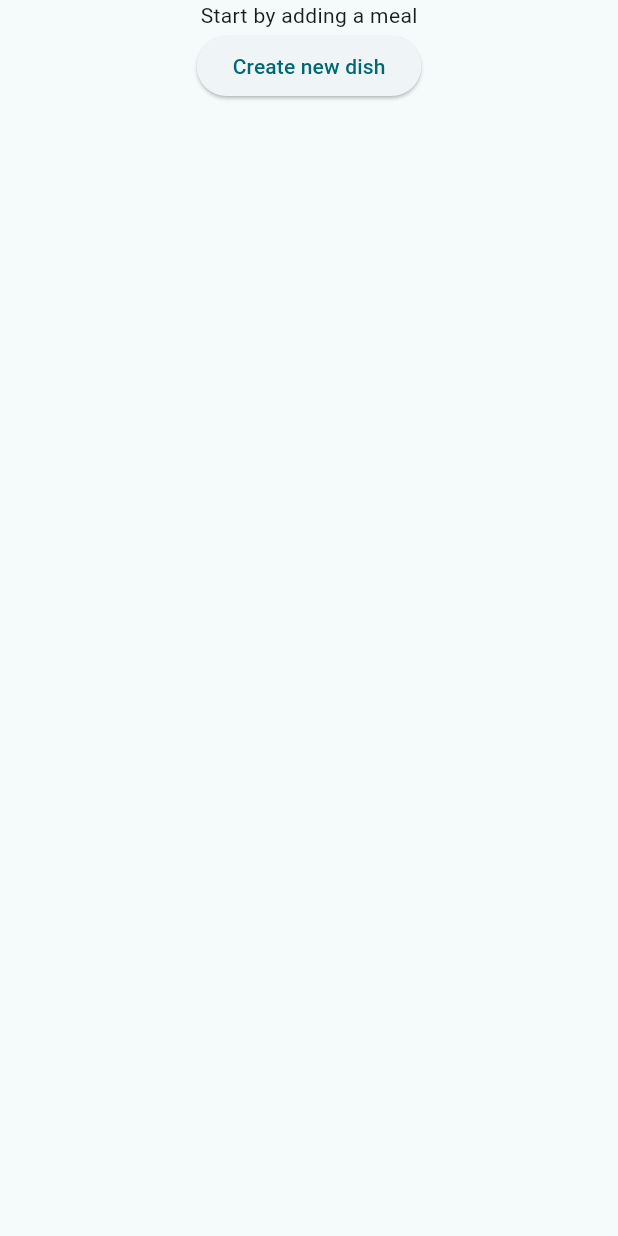
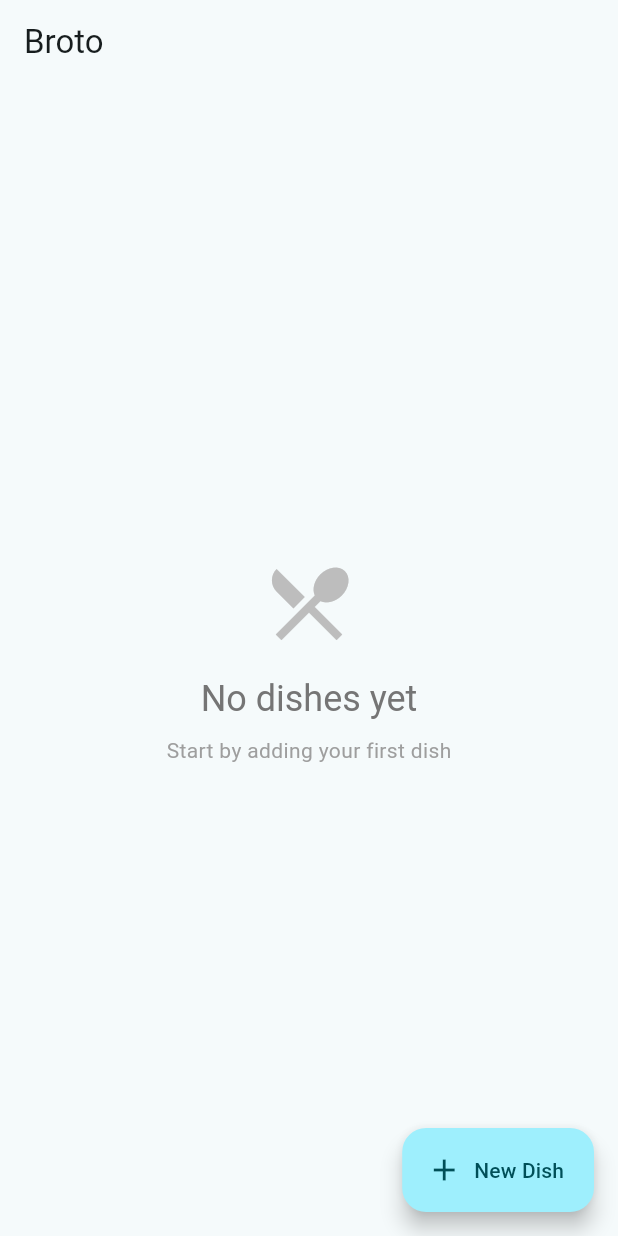
Before and after one commit to guilhermegalabarof/broto, a Flutter app: the screen it shows after launch, on a phone screen of 412 x 824 dp. Run offline on Flutter 3.47's test engine with Material 3 defaults, Android fonts, the phone set to English and light mode, and no system bars; our stand-ins replace flutter_riverpod, go_router.

Commit message:
Implement dish editing functionality and create DishList component

```diff
--- a/lib/pages/home.dart
+++ b/lib/pages/home.dart
@@ -1,62 +1,52 @@
-import 'package:broto/providers/dish_provider.dart';
 import 'package:flutter/material.dart';
 import 'package:flutter_riverpod/flutter_riverpod.dart';
 import 'package:go_router/go_router.dart';
+import '../providers/dish_provider.dart';
+import 'dish/list.dart';
 
-class HomePage extends ConsumerStatefulWidget {
+class HomePage extends ConsumerWidget {
   final String title;
   const HomePage({super.key, required this.title});
 
   @override
-  ConsumerState<HomePage> createState() => _HomePageState();
-}
-
-class _HomePageState extends ConsumerState<HomePage> {
-  @override
-  Widget build(BuildContext context) {
+  Widget build(BuildContext context, WidgetRef ref) {
     final dishes = ref.watch(dishProvider);
 
-    debugPrint('dishes: $dishes');
-
     return Scaffold(
+      appBar: AppBar(title: Text(title)),
       body: dishes.isNotEmpty
-          ? Column(
-              children: [
-                Expanded(
-                  child: GridView.builder(
-                    gridDelegate: SliverGridDelegateWithFixedCrossAxisCount(
-                      crossAxisCount: 2,
-                      crossAxisSpacing: 16,
-                      mainAxisSpacing: 16,
-                      childAspectRatio: 1,
-                    ),
-                    itemCount: dishes.length,
-                    itemBuilder: (context, index) {
-                      final dish = dishes[index];
-                      return Card(elevation: 4, child: Text(dish.name));
-                    },
-                  ),
-                ),
-                _buildCreateButton(context),
-              ],
-            )
-          : Center(
-              child: Column(
-                children: [
-                  Text('Start by adding a meal'),
-                  _buildCreateButton(context),
-                ],
-              ),
-            ),
+          ? const DishList() // Use the extracted list component
+          : _buildEmptyState(context),
+      floatingActionButton: FloatingActionButton.extended(
+        onPressed: () => context.push('/dishes/new'),
+        icon: const Icon(Icons.add),
+        label: const Text('New Dish'),
+      ),
     );
   }
 
-  ElevatedButton _buildCreateButton(BuildContext context) {
-    return ElevatedButton(
-      onPressed: () {
-        context.push('/dishes/new');
-      },
-      child: Text('Create new dish'),
+  Widget _buildEmptyState(BuildContext context) {
+    return Center(
+      child: Column(
+        mainAxisAlignment: MainAxisAlignment.center,
+        children: [
+          Icon(Icons.restaurant_menu, size: 64, color: Colors.grey[400]),
+          const SizedBox(height: 16),
+          Text(
+            'No dishes yet',
+            style: Theme.of(
+              context,
+            ).textTheme.headlineSmall?.copyWith(color: Colors.grey[600]),
+          ),
+          const SizedBox(height: 8),
+          Text(
+            'Start by adding your first dish',
+            style: Theme.of(
+              context,
+            ).textTheme.bodyMedium?.copyWith(color: Colors.grey[500]),
+          ),
+        ],
+      ),
     );
   }
 }
--- a/lib/router.dart
+++ b/lib/router.dart
@@ -12,5 +12,12 @@ final GoRouter goRouter = GoRouter(
       path: '/dishes/new',
       builder: (context, state) => const DishFormPage(),
     ),
+    GoRoute(
+      path: '/dishes/edit/:id',
+      builder: (context, state) {
+        final dishId = state.pathParameters['id']!;
+        return DishFormPage(dishId: dishId);
+      },
+    ),
   ],
 );
```
Also changed, not shown: lib/pages/dish/form.dart (+49 -16 lines), lib/pages/dish/list.dart (added, +107 -0 lines).
